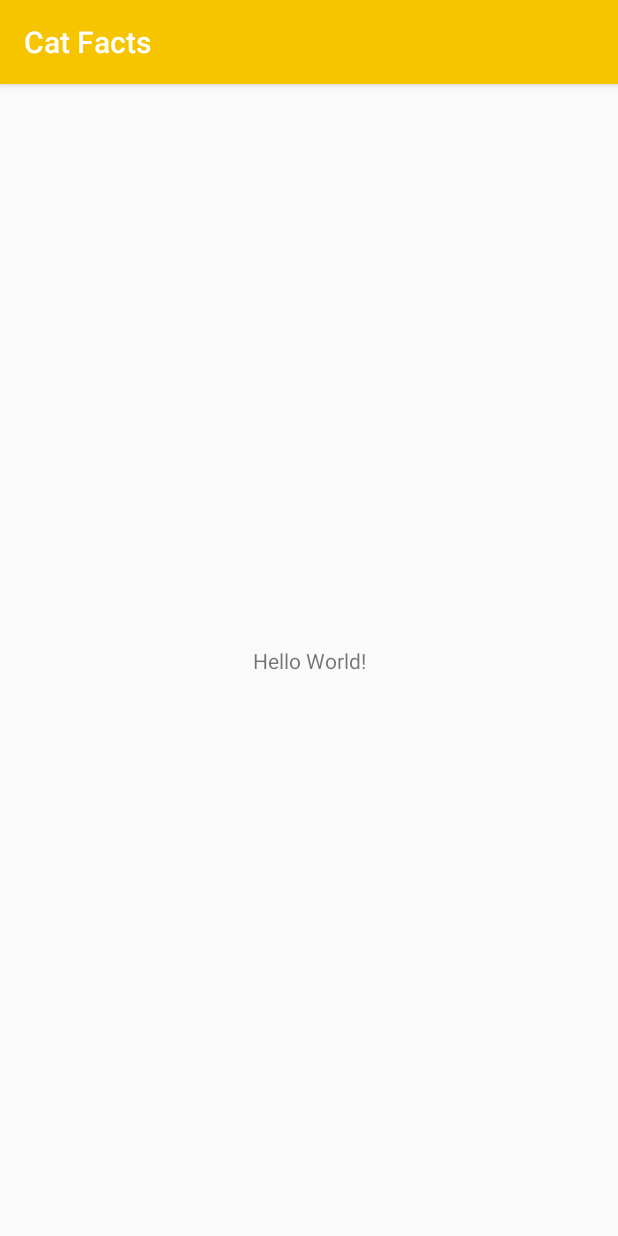
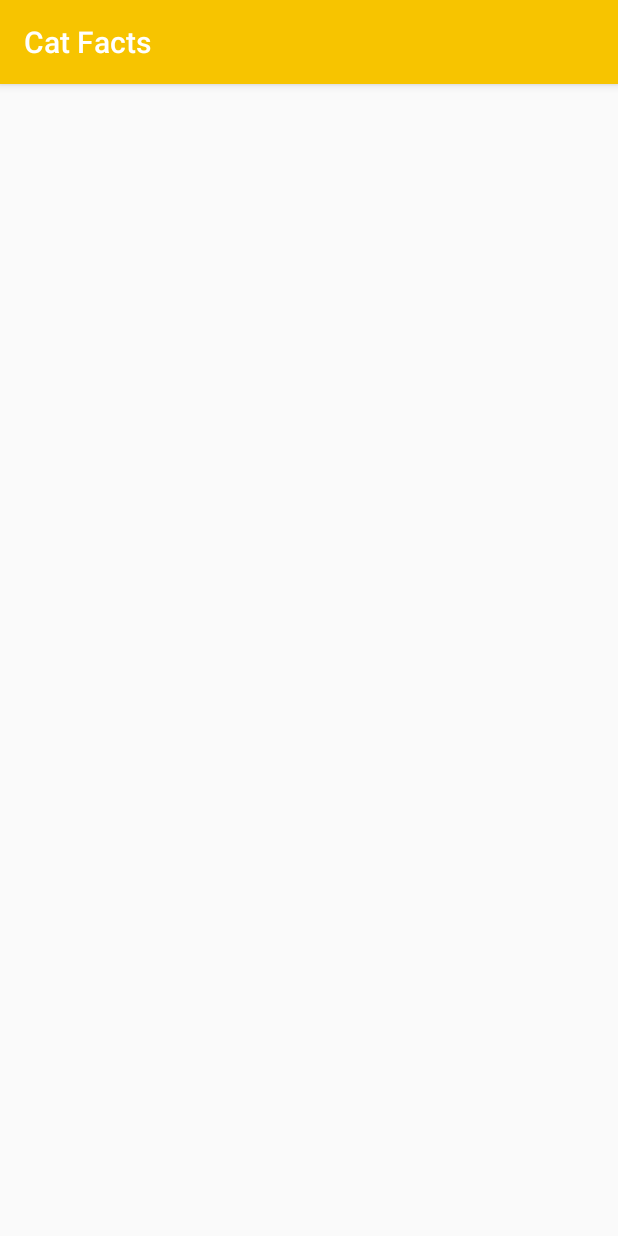
Before and after one commit to joicemarinay/purrfact-android, an Android app: the screen it shows after launch (CatFactsActivity), on a phone screen of 412 x 824 dp. Run offline under Robolectric (Android 15) with nearby library versions, the phone set to English and light mode, and no system bars.

Commit message:
CatFacts: Add FrameLayout for content

```diff
--- a/app/src/main/res/layout/catfacts_activity.xml
+++ b/app/src/main/res/layout/catfacts_activity.xml
@@ -1,4 +1,5 @@
 <?xml version="1.0" encoding="utf-8"?>
+<!-- TODO change to SwipeRefreshLayout later -->
 <android.support.constraint.ConstraintLayout
     xmlns:android="http://schemas.android.com/apk/res/android"
     xmlns:app="http://schemas.android.com/apk/res-auto"
@@ -7,13 +8,11 @@
     android:layout_height="match_parent"
     tools:context="io.rcm.purrfact.view.catfacts.CatFactsActivity">
 
-    <TextView
-        android:layout_width="wrap_content"
-        android:layout_height="wrap_content"
-        android:text="Hello World!"
-        app:layout_constraintBottom_toBottomOf="parent"
-        app:layout_constraintLeft_toLeftOf="parent"
-        app:layout_constraintRight_toRightOf="parent"
-        app:layout_constraintTop_toTopOf="parent"/>
+    <!-- Contains layout for content (RecyclerView) and empty -->
+    <FrameLayout
+        android:layout_width="match_parent"
+        android:layout_height="match_parent">
+
+    </FrameLayout>
 
 </android.support.constraint.ConstraintLayout>
```
